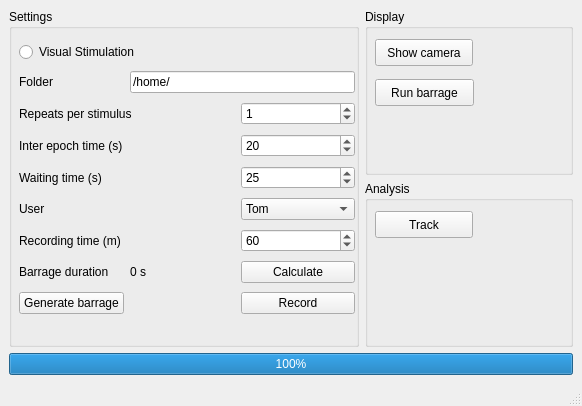
First picture: the form in form/mainwindow.ui, repository dafishcode/rec2track_qt, before the edit.
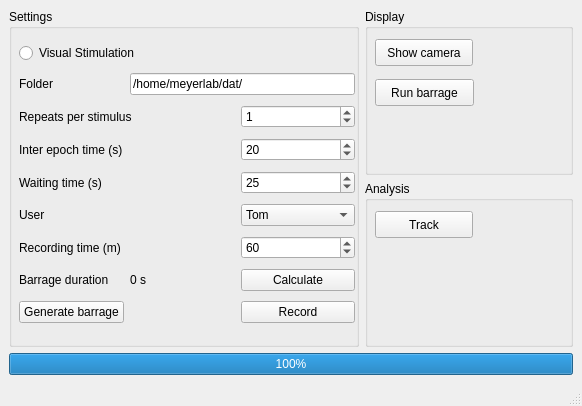
Second picture: the form after the edit.

Patch:
```diff
--- a/form/mainwindow.ui
+++ b/form/mainwindow.ui
@@ -34,7 +34,7 @@
            <x>10</x>
            <y>30</y>
            <width>336</width>
-           <height>278</height>
+           <height>288</height>
           </rect>
          </property>
          <layout class="QGridLayout" name="gridLayout_4">
@@ -54,7 +54,7 @@
              <string>&lt;html&gt;&lt;head/&gt;&lt;body&gt;&lt;p&gt;Directory to be created where output log files will be saved&lt;/p&gt;&lt;/body&gt;&lt;/html&gt;</string>
             </property>
             <property name="text">
-             <string>/home/</string>
+             <string>/home/meyerlab/dat/</string>
             </property>
             <property name="placeholderText">
              <string/>
```
Left out of the diff: 2 changed lines with no effect on the pictures.
